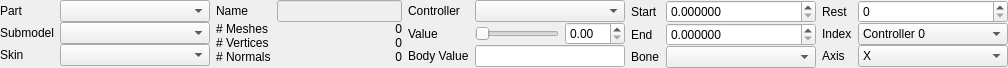
Before: the Qt Designer form src/tools/hlam/ui/assets/studiomodel/dockpanels/StudioModelBodyPartsPanel.ui in SamVanheer/HalfLifeAssetManager, drawn with Qt 5.
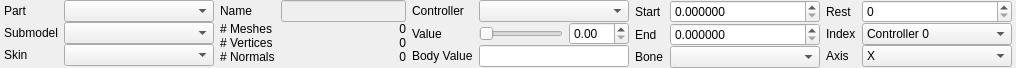
After: the same form once the commit is applied.

Commit message: Add 4 pixels of margin on left and right of dock panels, simplify Lighting panel contents

```diff
--- a/src/tools/hlam/ui/assets/studiomodel/dockpanels/StudioModelBodyPartsPanel.ui
+++ b/src/tools/hlam/ui/assets/studiomodel/dockpanels/StudioModelBodyPartsPanel.ui
@@ -6,7 +6,7 @@
    <rect>
     <x>0</x>
     <y>0</y>
-    <width>987</width>
+    <width>995</width>
     <height>64</height>
    </rect>
   </property>
@@ -18,13 +18,13 @@
     <enum>QLayout::SetFixedSize</enum>
    </property>
    <property name="leftMargin">
-    <number>0</number>
+    <number>4</number>
    </property>
    <property name="topMargin">
     <number>0</number>
    </property>
    <property name="rightMargin">
-    <number>0</number>
+    <number>4</number>
    </property>
    <property name="bottomMargin">
     <number>0</number>
```
The commit also changes 13 other files.
